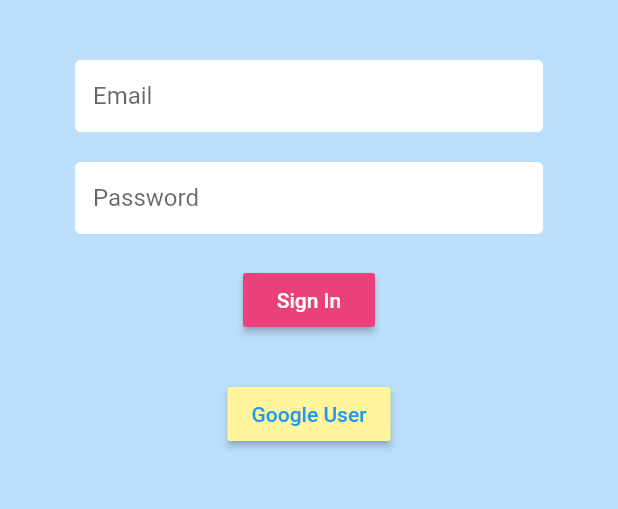
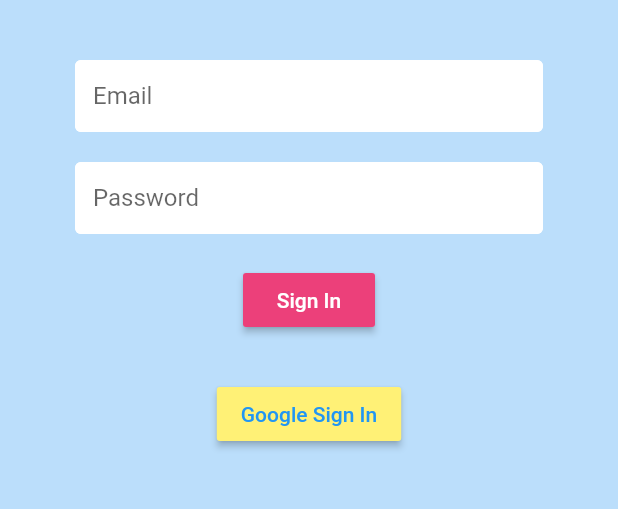
Before and after one commit to SweetSourPeter/MINISeniorDesign-CovidAPP, a Flutter app: the Login screen opened directly, on a phone screen of 412 x 824 dp, the part 84-593 px from its top. Run offline on Flutter 3.47's test engine with Material 2 defaults, Android fonts, the phone set to English and light mode, and no system bars; our stand-ins replace auto_size_text, charts_flutter, cloud_firestore, firebase_auth, flutter_datetime_picker, flutter_spinkit and 6 more; missing offline and left inert: flutter_health; accounts and stored records are empty.

Commit message:
fix login w/google

```diff
--- a/lib/pages/loginPage/google_login.dart
+++ b/lib/pages/loginPage/google_login.dart
@@ -1,7 +1,7 @@
 import 'package:flutter/material.dart';
 import 'package:covidapp/service/auth.dart';
 
-// this file is for google login (user view) only
+// this file is USELESS
 
 class LoginButton extends StatelessWidget {
   @override
--- a/lib/pages/loginPage/login.dart
+++ b/lib/pages/loginPage/login.dart
@@ -2,6 +2,7 @@ import 'package:covidapp/service/authenticate_service.dart';
 import 'package:covidapp/widgets/loading.dart';
 import 'package:flutter/material.dart';
 import 'package:covidapp/service/textDecoration.dart';
+import 'package:covidapp/service/auth.dart';
 
 class Login extends StatefulWidget {
   final Function toggleAuthenticateMode;
@@ -105,13 +106,13 @@ class _LoginState extends State<Login> {
                         style: TextStyle(color: Colors.red, fontSize: 14.0),
                       ),
                       MaterialButton(
-                        color: Colors.yellow[200],
+                        color: Colors.yellow[300],
                         child: Text(
-                          'Google User',
+                          'Google Sign In',
                           style: TextStyle(color: Colors.blue),
                         ),
                         onPressed: () {
-                          //need to go to google login page
+                          authService.googleSignIn();
                         },
                       )
                     ],
```
Also changed, not shown: pubspec.lock.
